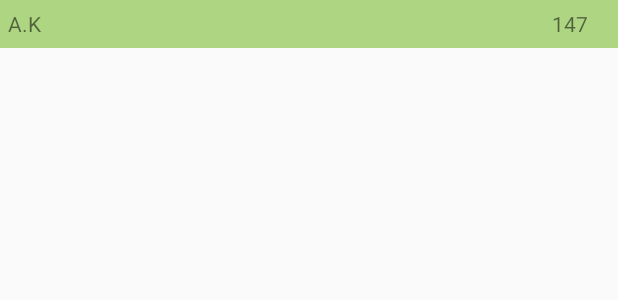
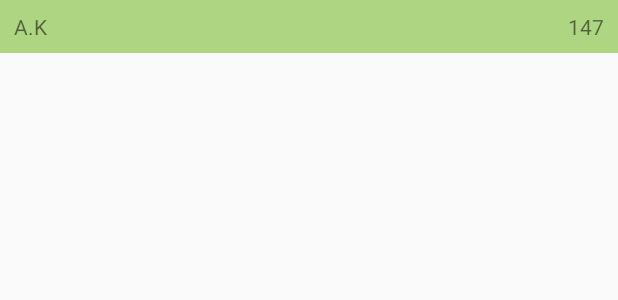
Before and after one commit to Lmaabdul/SnookerCounter, an Android app: the layout list_item.xml on its own in the app's theme, with its tools: preview values and no code run, on a phone screen of 412 x 824 dp. Shown: the top 300 px of the screen. Run offline under Robolectric (Android 15) with nearby library versions, the light colour scheme and no system bars.

Commit message:
list view is working

```diff
--- a/app/build.gradle
+++ b/app/build.gradle
@@ -2,7 +2,7 @@ apply plugin: 'com.android.application'
 
 android {
     compileSdkVersion 25
-    buildToolsVersion '25.0.2'
+    buildToolsVersion '26.0.2'
     defaultConfig {
         applicationId "com.konieczny91.adam.snookercounter"
         minSdkVersion 20
--- a/app/src/main/java/com/konieczny91/adam/snookercounter/logic/GamePlayers.java
+++ b/app/src/main/java/com/konieczny91/adam/snookercounter/logic/GamePlayers.java
@@ -61,7 +61,7 @@ public class GamePlayers {
         }
 
 
-        if(one.getFrames()+two.getFrames()== maxFrames)
+        if(one.getFrames()+two.getFrames()== maxFrames || one.getFrames()>(float)maxFrames/2.0f || two.getFrames()>(float)maxFrames/2.0f)
         {
             if(result == Enums.winState.PLAYER_ONE_WIN_FRAME)
             {
--- a/app/src/main/res/layout/activity_frame.xml
+++ b/app/src/main/res/layout/activity_frame.xml
@@ -14,7 +14,8 @@
         android:layout_height="match_parent"
         android:layout_below="@+id/score_layout"
         android:layout_above="@+id/button_row1_layout"
-        android:paddingBottom="16dp">
+        android:paddingBottom="32dp"
+        android:paddingTop="32dp">
 
         <ListView
             android:layout_width="match_parent"
--- a/app/src/main/res/layout/list_item.xml
+++ b/app/src/main/res/layout/list_item.xml
@@ -3,42 +3,48 @@
     xmlns:android="http://schemas.android.com/apk/res/android"
     xmlns:tools="http://schemas.android.com/tools"
     android:layout_width="match_parent"
-    android:layout_height="32dp"
+    android:layout_height="wrap_content"
     android:background="@color/backgroundColor"
-    android:orientation="horizontal">
+    android:orientation="horizontal"
+    android:paddingBottom="8dp"
+    android:paddingTop="8dp">
 
     <TextView
         android:id="@+id/list_item_text"
-        android:layout_width="32dp"
-        android:layout_height="32dp"
+        android:layout_width="40dp"
+        android:layout_height="match_parent"
+        android:gravity="center"
         android:textAlignment="center"
-        android:gravity="center"
         tools:text="A.K"
 
         />
 
     <LinearLayout
         android:id="@+id/list_item_image_container"
-        android:orientation="horizontal"
         android:layout_width="0dp"
-        android:layout_weight="1"
-        android:layout_height="32dp"
-        android:padding="5dp">
+        android:orientation="vertical"
+        android:layout_height="match_parent"
+        android:layout_weight="1">
 
+        <LinearLayout
+            android:id="@+id/list_item_image_row_container"
+            android:layout_width="match_parent"
+            android:layout_height="0dp"
+            android:layout_weight="1"
+            android:orientation="horizontal">
 
-
-
-
-
+        </LinearLayout>
 
     </LinearLayout>
 
+
     <TextView
         android:id="@+id/list_item_break"
-        android:layout_width="64dp"
-        android:layout_height="32dp"
+        android:layout_width="42dp"
+        android:layout_height="match_parent"
         android:layout_alignParentRight="true"
         tools:text="147"
+        android:textAppearance="?android:textAppearanceSmall"
         android:textAlignment="center"
         android:gravity="center"/>
 
--- a/build.gradle
+++ b/build.gradle
@@ -5,7 +5,7 @@ buildscript {
         jcenter()
     }
     dependencies {
-        classpath 'com.android.tools.build:gradle:2.3.3'
+        classpath 'com.android.tools.build:gradle:3.0.0'
 
         // NOTE: Do not place your application dependencies here; they belong
         // in the individual module build.gradle files
```
Also changed, not shown: app/src/main/java/com/konieczny91/adam/snookercounter/FrameActivity.java (+28 -10 lines), app/src/main/java/com/konieczny91/adam/snookercounter/logic/RecordAdapter.java (+74 -5 lines), app/src/main/res/layout/list_view_row_layout.xml (added, +14 -0 lines), gradle/wrapper/gradle-wrapper.properties.
